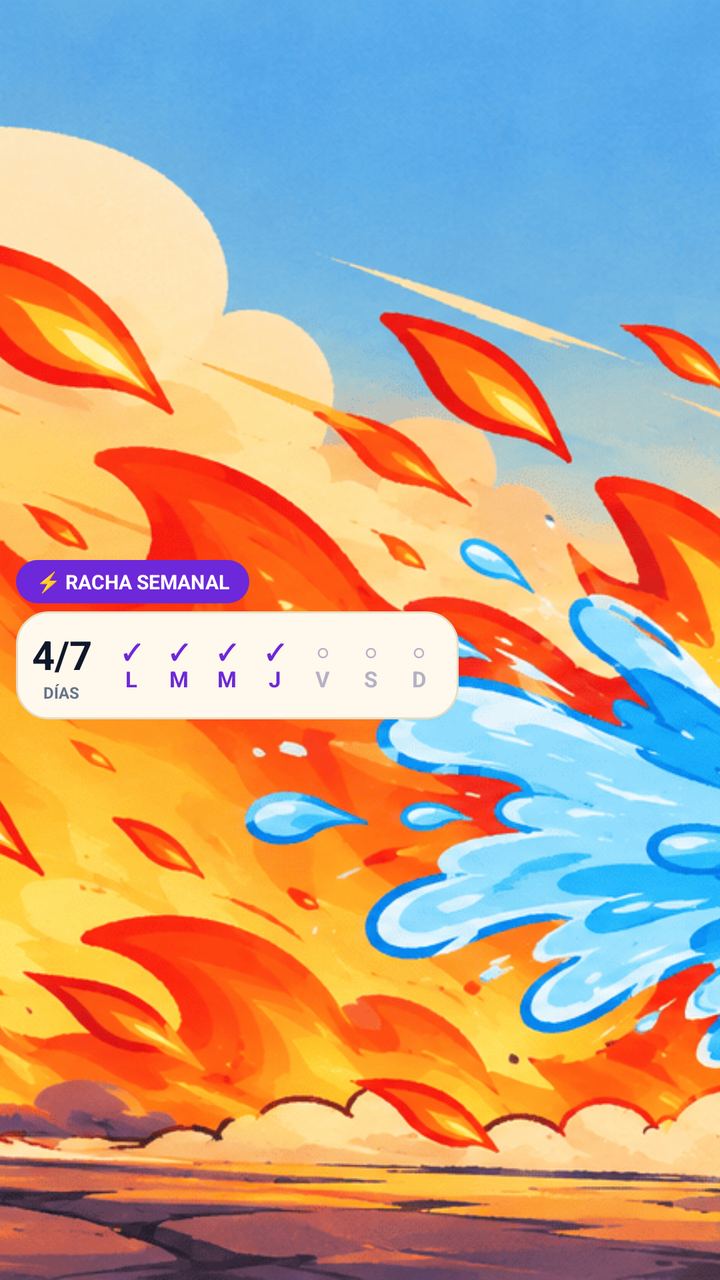
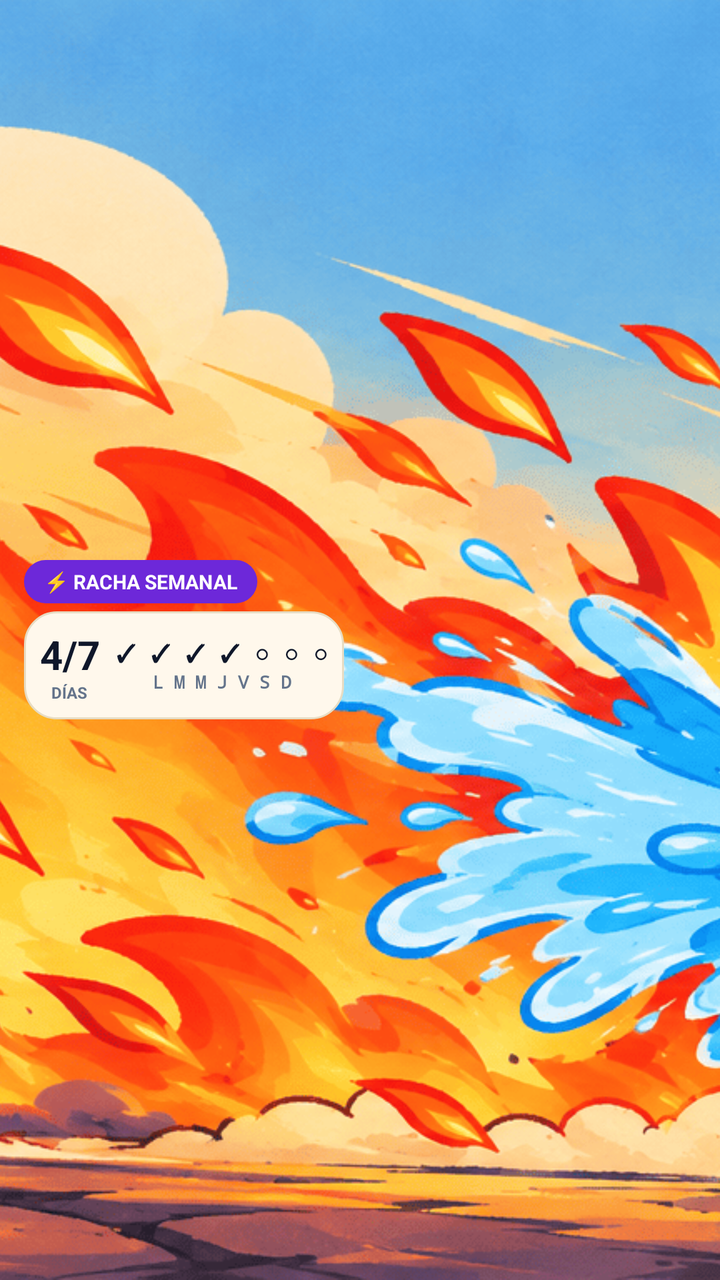

Two renders of the same Android screen: before a commit and after it. Below are the layout's source before the change and the commit's diff.
<!-- AndroidManifest.xml: application theme Theme.Rastro -->
<!-- res/layout/widget_racha_semanal.xml -->
<?xml version="1.0" encoding="utf-8"?>
<FrameLayout xmlns:android="http://schemas.android.com/apk/res/android"
    android:id="@+id/widget_semanal_root"
    android:layout_width="match_parent"
    android:layout_height="match_parent">

    <ImageView
        android:layout_width="match_parent"
        android:layout_height="match_parent"
        android:src="@drawable/widget_bg_racha_semanal"
        android:scaleType="centerCrop"
        android:contentDescription="@string/app_name" />

    <LinearLayout
        android:layout_width="match_parent"
        android:layout_height="match_parent"
        android:orientation="horizontal"
        android:gravity="center_vertical">

        <LinearLayout
            android:layout_width="0dp"
            android:layout_height="wrap_content"
            android:layout_weight="66"
            android:orientation="vertical"
            android:padding="8dp">

            <TextView
                android:layout_width="wrap_content"
                android:layout_height="wrap_content"
                android:text="⚡ RACHA SEMANAL"
                android:textColor="#FFFFFF"
                android:textSize="10sp"
                android:textStyle="bold"
                android:background="@drawable/widget_badge_background"
                android:paddingStart="10dp"
                android:paddingEnd="10dp"
                android:paddingTop="4dp"
                android:paddingBottom="4dp"
                android:layout_marginBottom="4dp" />

            <LinearLayout
                android:layout_width="match_parent"
                android:layout_height="wrap_content"
                android:orientation="horizontal"
                android:gravity="center_vertical"
                android:background="@drawable/widget_pill_background"
                android:padding="8dp">

                <LinearLayout
                    android:layout_width="wrap_content"
                    android:layout_height="wrap_content"
                    android:orientation="vertical"
                    android:gravity="center"
                    android:paddingEnd="8dp">

                    <TextView
                        android:id="@+id/widget_semanal_ratio"
                        android:layout_width="wrap_content"
                        android:layout_height="wrap_content"
                        android:text="4/7"
                        android:textColor="#0F172A"
                        android:textSize="20sp"
                        android:textStyle="bold" />

                    <TextView
                        android:layout_width="wrap_content"
                        android:layout_height="wrap_content"
                        android:text="DÍAS"
                        android:textColor="#64748B"
                        android:textSize="8sp"
                        android:textStyle="bold" />
                </LinearLayout>

                <LinearLayout
                    android:layout_width="0dp"
                    android:layout_height="wrap_content"
                    android:layout_weight="1"
                    android:orientation="horizontal"
                    android:gravity="center">

                    <TextView
                        android:id="@+id/day_lun"
                        android:layout_width="0dp"
                        android:layout_height="wrap_content"
                        android:layout_weight="1"
                        android:gravity="center"
                        android:text="✓&#10;L"
                        android:textColor="#6D28D9"
                        android:textSize="11sp"
                        android:textStyle="bold" />

                    <TextView
                        android:id="@+id/day_mar"
                        android:layout_width="0dp"
                        android:layout_height="wrap_content"
                        android:layout_weight="1"
                        android:gravity="center"
                        android:text="✓&#10;M"
                        android:textColor="#6D28D9"
                        android:textSize="11sp"
                        android:textStyle="bold" />

                    <TextView
                        android:id="@+id/day_mie"
                        android:layout_width="0dp"
                        android:layout_height="wrap_content"
                        android:layout_weight="1"
                        android:gravity="center"
                        android:text="✓&#10;M"
                        android:textColor="#6D28D9"
                        android:textSize="11sp"
                        android:textStyle="bold" />

                    <TextView
                        android:id="@+id/day_jue"
                        android:layout_width="0dp"
                        android:layout_height="wrap_content"
                        android:layout_weight="1"
                        android:gravity="center"
                        android:text="✓&#10;J"
                        android:textColor="#6D28D9"
                        android:textSize="11sp"
                        android:textStyle="bold" />

                    <TextView
                        android:id="@+id/day_vie"
                        android:layout_width="0dp"
                        android:layout_height="wrap_content"
                        android:layout_weight="1"
                        android:gravity="center"
                        android:text="○&#10;V"
                        android:textColor="#B6B0C6"
                        android:textSize="11sp"
                        android:textStyle="bold" />

                    <TextView
                        android:id="@+id/day_sab"
                        android:layout_width="0dp"
                        android:layout_height="wrap_content"
                        android:layout_weight="1"
                        android:gravity="center"
                        android:text="○&#10;S"
                        android:textColor="#B6B0C6"
                        android:textSize="11sp"
                        android:textStyle="bold" />

                    <TextView
                        android:id="@+id/day_dom"
                        android:layout_width="0dp"
                        android:layout_height="wrap_content"
                        android:layout_weight="1"
                        android:gravity="center"
                        android:text="○&#10;D"
                        android:textColor="#B6B0C6"
                        android:textSize="11sp"
                        android:textStyle="bold" />

                </LinearLayout>
            </LinearLayout>
        </LinearLayout>

        <View
            android:layout_width="0dp"
            android:layout_height="match_parent"
            android:layout_weight="34" />
    </LinearLayout>

</FrameLayout>
<!-- resources referenced by this layout -->
<resources>
  <!-- drawable widget_badge_background (drawable) -->
  <?xml version="1.0" encoding="utf-8"?>
  <shape xmlns:android="http://schemas.android.com/apk/res/android"
      android:shape="rectangle">
      <solid android:color="#6D28D9" />
      <corners android:radius="12dp" />
  </shape>
  <!-- drawable widget_bg_racha_semanal: png bitmap (drawable-nodpi, 662440 bytes) -->
  <!-- drawable widget_pill_background (drawable) -->
  <?xml version="1.0" encoding="utf-8"?>
  <shape xmlns:android="http://schemas.android.com/apk/res/android"
      android:shape="rectangle">
      <solid android:color="#FFFFF8EC" />
      <corners android:radius="16dp" />
      <stroke android:width="1dp" android:color="#E7DCC3" />
  </shape>
  <string name="app_name">RASTRO</string>
  <style name="Theme.Rastro" parent="android:Theme.Material.Light.NoActionBar">
          <item name="android:statusBarColor">#F2F2F7</item>
          <item name="android:navigationBarColor">#F2F2F7</item>
          <item name="android:windowLightStatusBar">true</item>
          <item name="android:windowLightNavigationBar">true</item>
          <item name="android:windowBackground">#F2F2F7</item>
      </style>
</resources>

<!-- the commit's change to res/layout/widget_racha_semanal.xml (unified diff, before → after) -->
@@ -12,157 +12,87 @@
         android:contentDescription="@string/app_name" />
 
     <LinearLayout
-        android:layout_width="match_parent"
-        android:layout_height="match_parent"
-        android:orientation="horizontal"
-        android:gravity="center_vertical">
+        android:layout_width="wrap_content"
+        android:layout_height="wrap_content"
+        android:layout_gravity="left|center_vertical"
+        android:layout_marginLeft="8dp"
+        android:orientation="vertical"
+        android:padding="4dp">
+
+        <TextView
+            android:layout_width="wrap_content"
+            android:layout_height="wrap_content"
+            android:text="⚡ RACHA SEMANAL"
+            android:textColor="#FFFFFF"
+            android:textSize="10sp"
+            android:textStyle="bold"
+            android:background="@drawable/widget_badge_background"
+            android:paddingLeft="10dp"
+            android:paddingRight="10dp"
+            android:paddingTop="4dp"
+            android:paddingBottom="4dp"
+            android:layout_marginBottom="4dp" />
 
         <LinearLayout
-            android:layout_width="0dp"
+            android:layout_width="wrap_content"
             android:layout_height="wrap_content"
-            android:layout_weight="66"
-            android:orientation="vertical"
+            android:orientation="horizontal"
+            android:gravity="center_vertical"
+            android:background="@drawable/widget_pill_background"
             android:padding="8dp">
 
-            <TextView
+            <LinearLayout
                 android:layout_width="wrap_content"
                 android:layout_height="wrap_content"
-                android:text="⚡ RACHA SEMANAL"
-                android:textColor="#FFFFFF"
-                android:textSize="10sp"
-                android:textStyle="bold"
-                android:background="@drawable/widget_badge_background"
-                android:paddingStart="10dp"
-                android:paddingEnd="10dp"
-                android:paddingTop="4dp"
-                android:paddingBottom="4dp"
-                android:layout_marginBottom="4dp" />
+                android:orientation="vertical"
+                android:gravity="center"
+                android:paddingRight="8dp">
+
+                <TextView
+                    android:id="@+id/widget_semanal_ratio"
+                    android:layout_width="wrap_content"
+                    android:layout_height="wrap_content"
+                    android:text="4/7"
+                    android:textColor="#0F172A"
+                    android:textSize="20sp"
+                    android:textStyle="bold" />
+
+                <TextView
+                    android:layout_width="wrap_content"
+                    android:layout_height="wrap_content"
+                    android:text="DÍAS"
+                    android:textColor="#64748B"
+                    android:textSize="8sp"
+                    android:textStyle="bold" />
+            </LinearLayout>
 
             <LinearLayout
-                android:layout_width="match_parent"
+                android:layout_width="wrap_content"
                 android:layout_height="wrap_content"
-                android:orientation="horizontal"
-                android:gravity="center_vertical"
-                android:background="@drawable/widget_pill_background"
-                android:padding="8dp">
+                android:orientation="vertical"
+                android:gravity="center">
 
-                <LinearLayout
+                <TextView
+                    android:id="@+id/widget_semanal_days_marks"
                     android:layout_width="wrap_content"
                     android:layout_height="wrap_content"
-                    android:orientation="vertical"
-                    android:gravity="center"
-                    android:paddingEnd="8dp">
+                    android:text="✓ ✓ ✓ ✓ ○ ○ ○"
+                    android:textColor="#0F172A"
+                    android:textSize="12sp"
+                    android:textStyle="bold"
+                    android:typeface="monospace" />
 
-                    <TextView
-                        android:id="@+id/widget_semanal_ratio"
-                        android:layout_width="wrap_content"
-                        android:layout_height="wrap_content"
-                        android:text="4/7"
-                        android:textColor="#0F172A"
-                        android:textSize="20sp"
-                        android:textStyle="bold" />
-
-                    <TextView
-                        android:layout_width="wrap_content"
-                        android:layout_height="wrap_content"
-                        android:text="DÍAS"
-                        android:textColor="#64748B"
-                        android:textSize="8sp"
-                        android:textStyle="bold" />
-                </LinearLayout>
-
-                <LinearLayout
-                    android:layout_width="0dp"
+                <TextView
+                    android:id="@+id/widget_semanal_days_letters"
+                    android:layout_width="wrap_content"
                     android:layout_height="wrap_content"
-                    android:layout_weight="1"
-                    android:orientation="horizontal"
-                    android:gravity="center">
-
-                    <TextView
-                        android:id="@+id/day_lun"
-                        android:layout_width="0dp"
-                        android:layout_height="wrap_content"
-                        android:layout_weight="1"
-                        android:gravity="center"
-                        android:text="✓&#10;L"
-                        android:textColor="#6D28D9"
-                        android:textSize="11sp"
-                        android:textStyle="bold" />
-
-                    <TextView
-                        android:id="@+id/day_mar"
-                        android:layout_width="0dp"
-                        android:layout_height="wrap_content"
-                        android:layout_weight="1"
-                        android:gravity="center"
-                        android:text="✓&#10;M"
-                        android:textColor="#6D28D9"
-                        android:textSize="11sp"
-                        android:textStyle="bold" />
-
-                    <TextView
-                        android:id="@+id/day_mie"
-                        android:layout_width="0dp"
-                        android:layout_height="wrap_content"
-                        android:layout_weight="1"
-                        android:gravity="center"
-                        android:text="✓&#10;M"
-                        android:textColor="#6D28D9"
-                        android:textSize="11sp"
-                        android:textStyle="bold" />
-
-                    <TextView
-                        android:id="@+id/day_jue"
-                        android:layout_width="0dp"
-                        android:layout_height="wrap_content"
-                        android:layout_weight="1"
-                        android:gravity="center"
-                        android:text="✓&#10;J"
-                        android:textColor="#6D28D9"
-                        android:textSize="11sp"
-                        android:textStyle="bold" />
-
-                    <TextView
-                        android:id="@+id/day_vie"
-                        android:layout_width="0dp"
-                        android:layout_height="wrap_content"
-                        android:layout_weight="1"
-                        android:gravity="center"
-                        android:text="○&#10;V"
-                        android:textColor="#B6B0C6"
-                        android:textSize="11sp"
-                        android:textStyle="bold" />
-
-                    <TextView
-                        android:id="@+id/day_sab"
-                        android:layout_width="0dp"
-                        android:layout_height="wrap_content"
-                        android:layout_weight="1"
-                        android:gravity="center"
-                        android:text="○&#10;S"
-                        android:textColor="#B6B0C6"
-                        android:textSize="11sp"
-                        android:textStyle="bold" />
-
-                    <TextView
-                        android:id="@+id/day_dom"
-                        android:layout_width="0dp"
-                        android:layout_height="wrap_content"
-                        android:layout_weight="1"
-                        android:gravity="center"
-                        android:text="○&#10;D"
-                        android:textColor="#B6B0C6"
-                        android:textSize="11sp"
-                        android:textStyle="bold" />
-
-                </LinearLayout>
+                    android:text="L M M J V S D"
+                    android:textColor="#64748B"
+                    android:textSize="9sp"
+                    android:textStyle="bold"
+                    android:typeface="monospace" />
             </LinearLayout>
         </LinearLayout>
-
-        <View
-            android:layout_width="0dp"
-            android:layout_height="match_parent"
-            android:layout_weight="34" />
     </LinearLayout>
 
 </FrameLayout>
